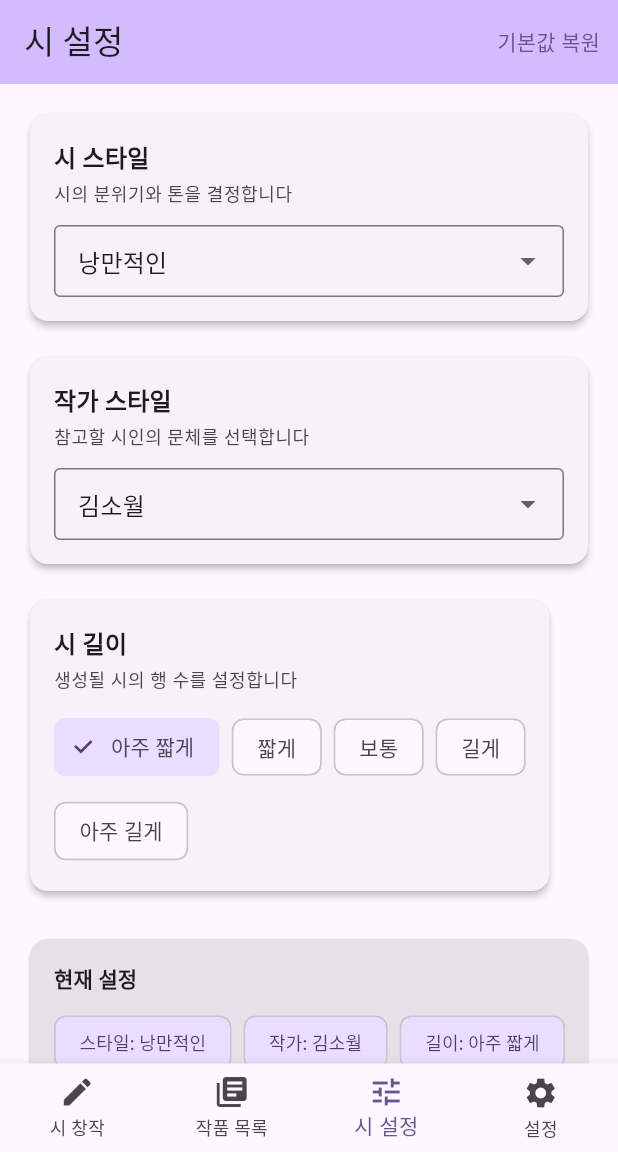
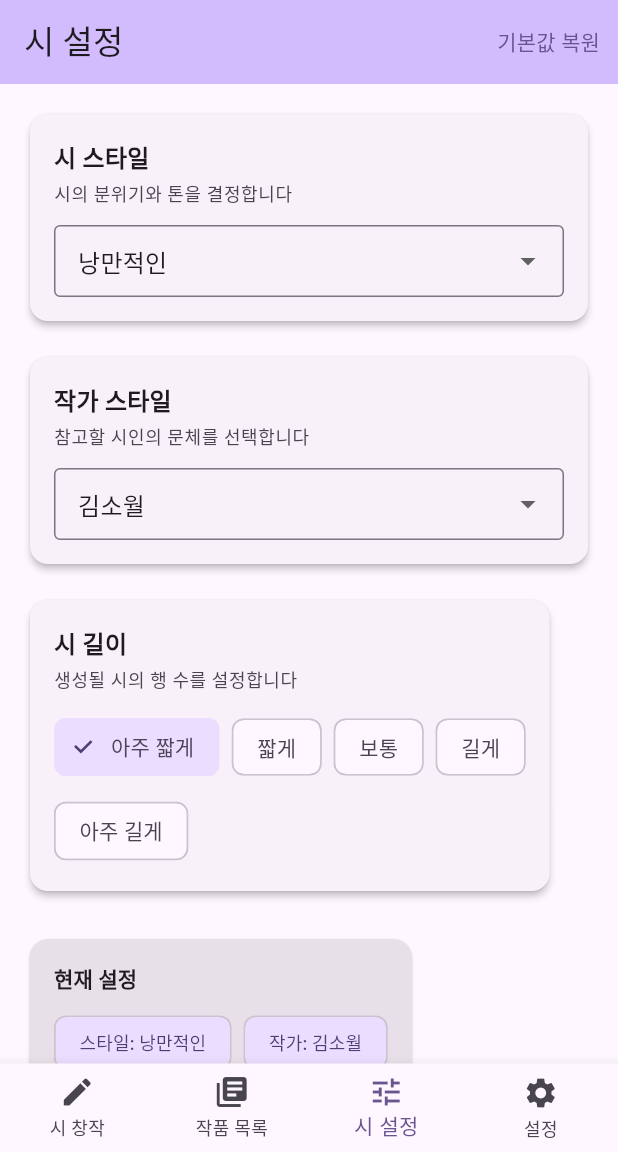
Before and after one commit to izowooi/clever-lemon, a Flutter app: the screen it shows once a user with an empty profile is signed in, item 3 of the bottom bar chosen, on a phone screen of 412 x 824 dp, the part 84-1236 px from its top. Run offline on Flutter 3.47's test engine with Material 3 defaults, Android fonts, the phone set to English and light mode, and no system bars; our stand-ins replace drift, firebase_core, firebase_remote_config, flutter_riverpod, google_sign_in, share_plus and 3 more; accounts and stored records are empty; generated files the repository leaves out were written again.

Commit message:
right overflow 버그 수정

```diff
--- a/flutter_proj/lib/screens/poem_settings_screen.dart
+++ b/flutter_proj/lib/screens/poem_settings_screen.dart
@@ -219,12 +219,12 @@ class PoemSettingsScreen extends ConsumerWidget {
               ),
             ),
             const SizedBox(height: 8),
-            Row(
+            Wrap(
+              spacing: 8,
+              runSpacing: 8,
               children: [
                 _buildSettingChip(context, '스타일', settings.style),
-                const SizedBox(width: 8),
                 _buildSettingChip(context, '작가', settings.authorStyle),
-                const SizedBox(width: 8),
                 _buildSettingChip(context, '길이', _getLengthDisplayText(settings.length)),
               ],
             ),
```
